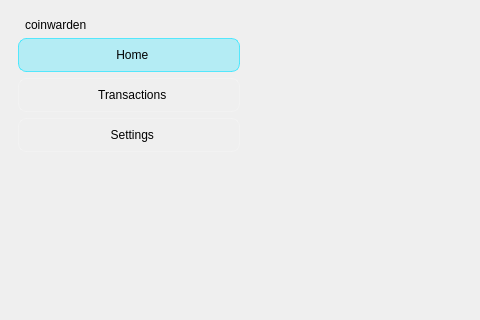
Before: the Qt Designer form Desktop/mainwindow.ui in david4more/CoinWarden, drawn with Qt 5; both pictures show x 0 to 480 and y 0 to 320 of the 1100 by 800 pixel window.
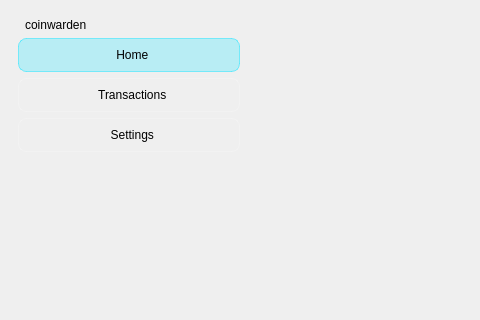
After: the same form once the commit is applied. Icons and pictures are not drawn.

Commit message: refactor newTransactionForm UI. TODO: sort table by date, custom date range

Patch:
```diff
--- a/Desktop/mainwindow.ui
+++ b/Desktop/mainwindow.ui
@@ -134,8 +134,8 @@
 }
 
 QToolButton:checked {
-    background-color: rgba(50, 230, 255, 80);
-    border: 1px solid rgba(50,230,255, 200);
+    background-color: rgba(50, 230, 255, 75);
+    border: 1px solid rgba(50,230,255, 150);
 }</string>
          </property>
          <property name="text">
```
Left out of the diff: 14 changed lines with no effect on the pictures. The commit also changes 7 other files.
